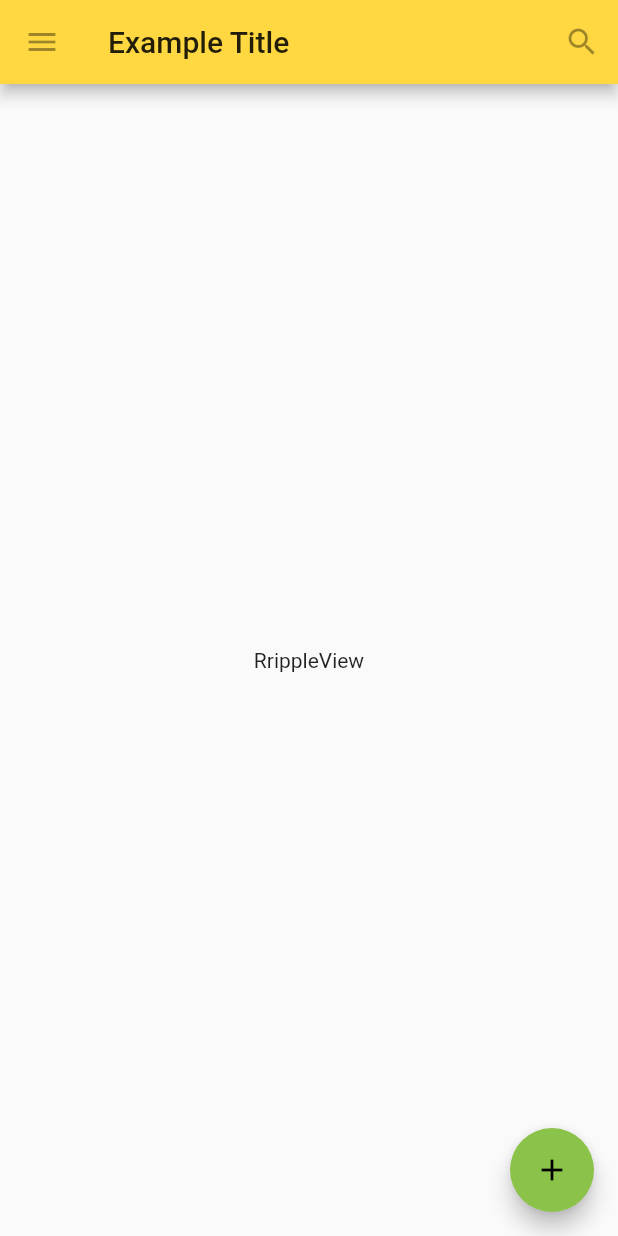
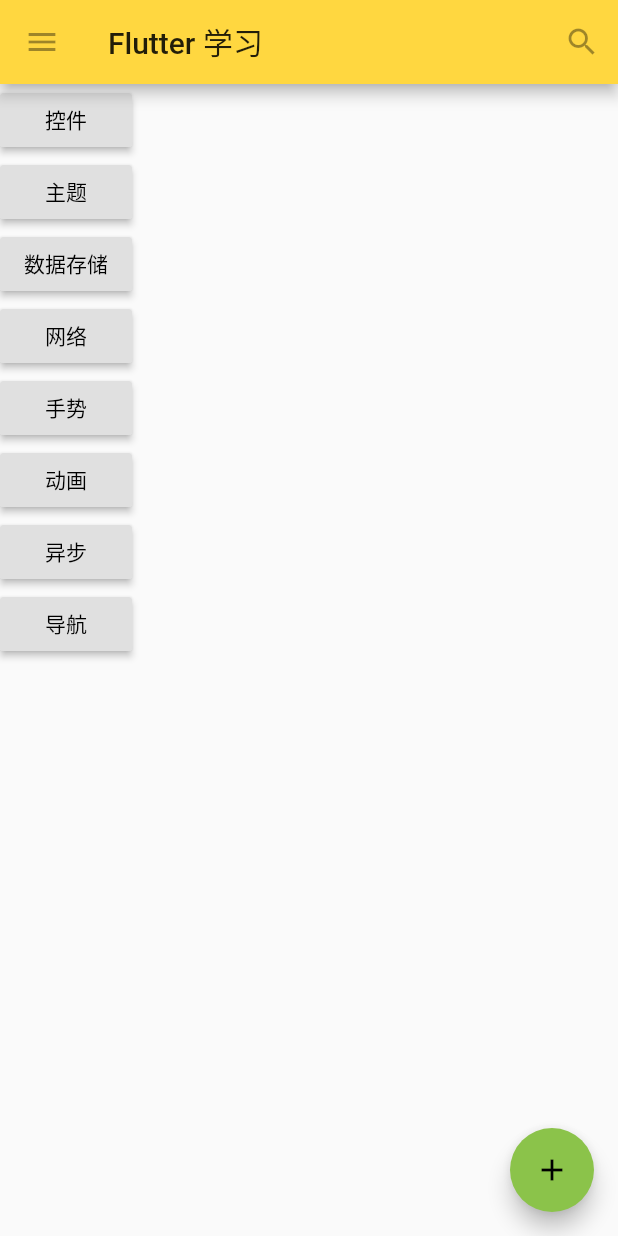
Before and after one commit to JackZhang1024/FlutterLearn, a Flutter app: the screen it shows after launch, on a phone screen of 412 x 824 dp. Run offline on Flutter 3.47's test engine with Material 2 defaults, Android fonts, the phone set to English and light mode, and no system bars; our stand-ins replace cached_network_image, transparent_image.

Commit message:
图片整理

```diff
--- a/lib/main.dart
+++ b/lib/main.dart
@@ -1,5 +1,6 @@
 import 'package:flutter/material.dart';
-import 'package:flutter/foundation.dart';
+import 'package:flutter_app/widget/ListPage.dart';
+import 'package:flutter_app/widget/ImagePage.dart';
 
 /* Flutter学习首页 */
 void main() =>
@@ -10,6 +11,10 @@ void main() =>
         primaryColor: Colors.amberAccent,
         accentColor: Colors.lightGreen
       ),
+      routes: <String, WidgetBuilder>{
+        '/widgets': (BuildContext context)=> new ListPage(items: new List<String>.generate(20, (index) => "Item ${index + 1}")),
+        '/image': (BuildContext context)=> new ImagePage(),
+      },
       home: new TutorialHome(),
     ));
 
@@ -24,7 +29,7 @@ class TutorialHome extends StatelessWidget {
           onPressed: null,
           tooltip: 'Navigation',
         ),
-        title: new Text('Example Title'),
+        title: new Text('Flutter 学习'),
         actions: <Widget>[
           new IconButton(
             icon: new Icon(Icons.search),
@@ -33,11 +38,76 @@ class TutorialHome extends StatelessWidget {
           ),
         ],
       ),
-      body: new Center(
-        //child: new Text('Content'),
-        //child: new MyButton(),
-        //child: new Counter(),
-        child: new InkButton(),
+      body: Container(
+        child: Column(
+          children: <Widget>[
+            RaisedButton(
+              onPressed: (){
+                 //Navigator.of(context).pushNamed('/widgets');
+                Navigator.of(context).pushNamed('/image');
+              },
+              child: Text(
+                '控件',
+                style: TextStyle(fontSize: 14, color: Colors.black),),
+            ),
+            RaisedButton(
+              onPressed: (){
+
+              },
+              child: Text(
+                '主题',
+                style: TextStyle(fontSize: 14, color: Colors.black),),
+            ),
+            RaisedButton(
+              onPressed: (){
+
+              },
+              child: Text(
+                '数据存储',
+                style: TextStyle(fontSize: 14, color: Colors.black),),
+            ),
+            RaisedButton(
+              onPressed: (){
+
+              },
+              child: Text(
+                '网络',
+                style: TextStyle(fontSize: 14, color: Colors.black),),
+            ),
+            RaisedButton(
+              onPressed: (){
+
+              },
+              child: Text(
+                '手势',
+                style: TextStyle(fontSize: 14, color: Colors.black),),
+            ),
+            RaisedButton(
+              onPressed: (){
+
+              },
+              child: Text(
+                '动画',
+                style: TextStyle(fontSize: 14, color: Colors.black),),
+            ),
+            RaisedButton(
+              onPressed: (){
+                print('按钮一');
+              },
+              child: Text(
+                '异步',
+                style: TextStyle(fontSize: 14, color: Colors.black),),
+            ),
+            RaisedButton(
+              onPressed: (){
+
+              },
+              child: Text(
+                '导航',
+                style: TextStyle(fontSize: 14, color: Colors.black),),
+            ),
+          ],
+        ),
       ),
       floatingActionButton: new FloatingActionButton(
         onPressed: null,
--- a/lib/main2.dart
+++ b/lib/widget/ListPage.dart
@@ -1,17 +1,11 @@
 import 'package:flutter/material.dart';
 import 'package:flutter/foundation.dart';
-import 'package:transparent_image/transparent_image.dart';
-import 'package:cached_network_image/cached_network_image.dart';
 
-void main() {
-  runApp(new MyApp(
-      items: new List<String>.generate(20, (index) => "Item ${index + 1}")));
-}
 
-class MyApp extends StatelessWidget {
+class ListPage extends StatelessWidget {
   final List<String> items;
 
-  MyApp({Key key, @required this.items}) : super(key: key);
+  ListPage({Key key, @required this.items}) : super(key: key);
 
   @override
   Widget build(BuildContext context) {
```
Also changed, not shown: lib/widget/ImagePage.dart (added, +74 -0 lines), pubspec.yaml (+3 -4 lines), images/lovely_girl.jpg (added), pubspec.lock, 1 other file.
